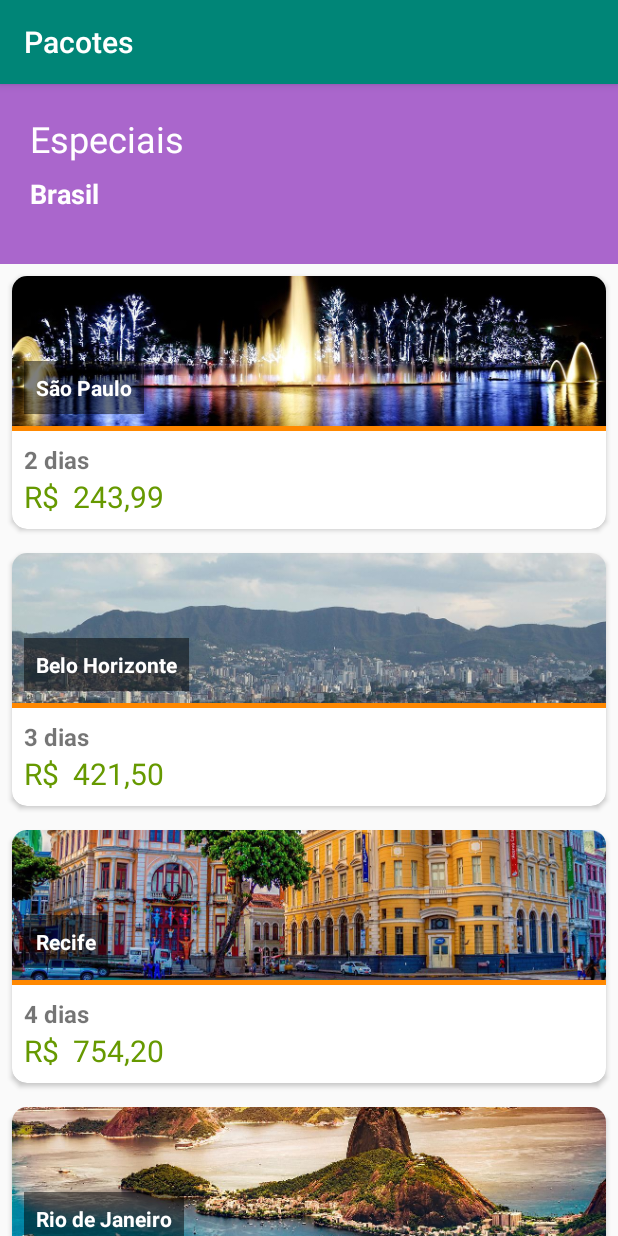
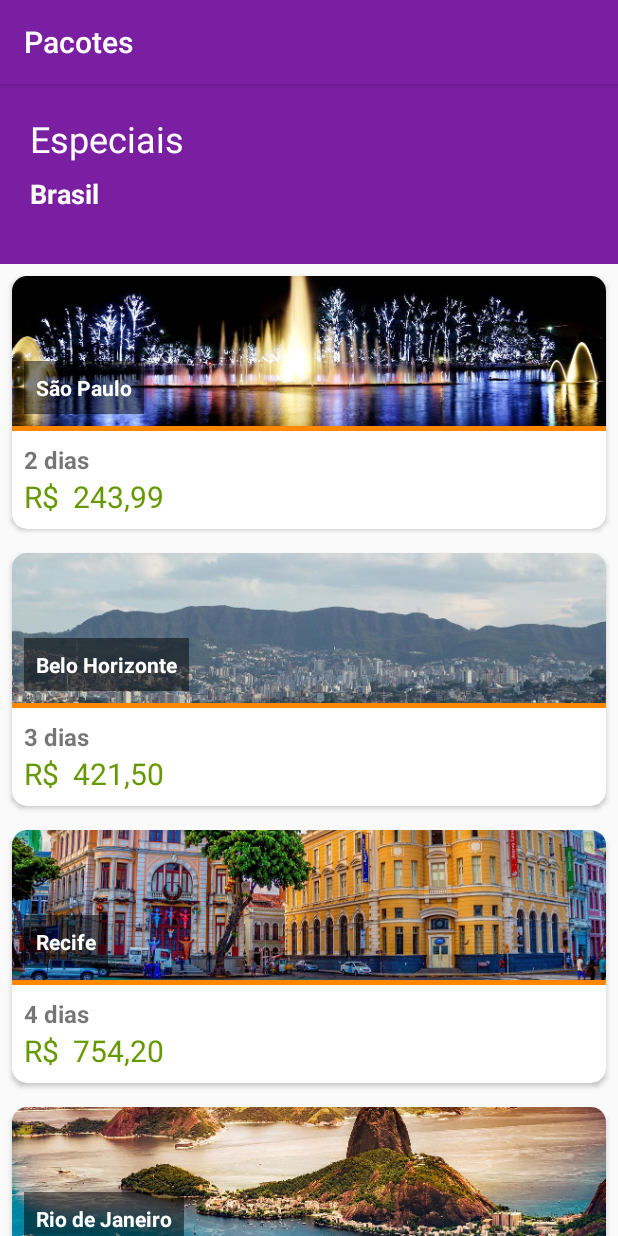
Before and after one commit to raulkfernandes/EasyTravel, an Android app: the screen it shows after launch (PackageListActivity), on a phone screen of 412 x 824 dp. Run offline under Robolectric (Android 15) with nearby library versions, the phone set to English and light mode, and no system bars.

Commit message:
Modifying app theme colors

```diff
--- a/app/src/main/res/layout/activity_package_list.xml
+++ b/app/src/main/res/layout/activity_package_list.xml
@@ -15,7 +15,7 @@
         app:layout_constraintStart_toStartOf="parent"
         app:layout_constraintTop_toTopOf="parent"
         app:layout_constraintVertical_bias="0.0"
-        app:srcCompat="@android:color/holo_purple" />
+        app:srcCompat="@color/colorPrimary" />
 
     <ListView
         android:id="@+id/activity_package_list_listview"
--- a/app/src/main/res/values/colors.xml
+++ b/app/src/main/res/values/colors.xml
@@ -1,6 +1,6 @@
 <?xml version="1.0" encoding="utf-8"?>
 <resources>
-    <color name="colorPrimary">#008577</color>
-    <color name="colorPrimaryDark">#00574B</color>
-    <color name="colorAccent">#D81B60</color>
+    <color name="colorPrimary">#7b1fa2</color>
+    <color name="colorPrimaryDark">#4a0072</color>
+    <color name="colorAccent">#ae52d4</color>
 </resources>
```
